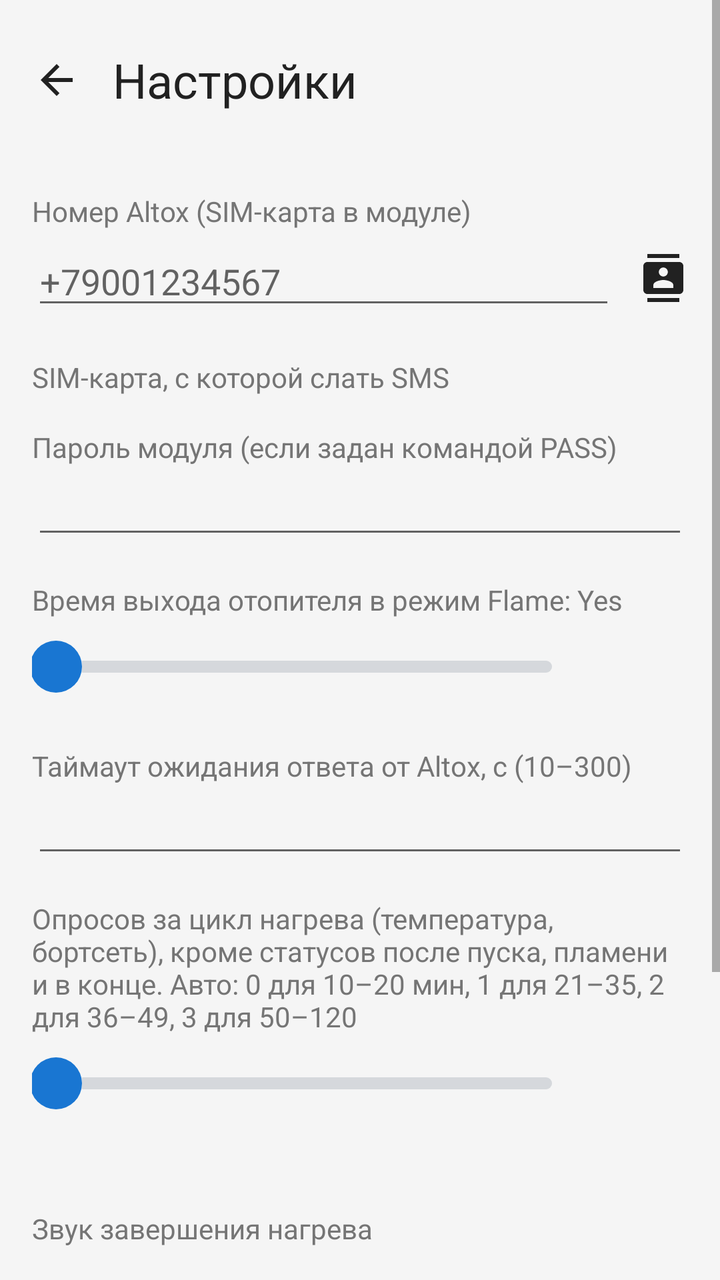
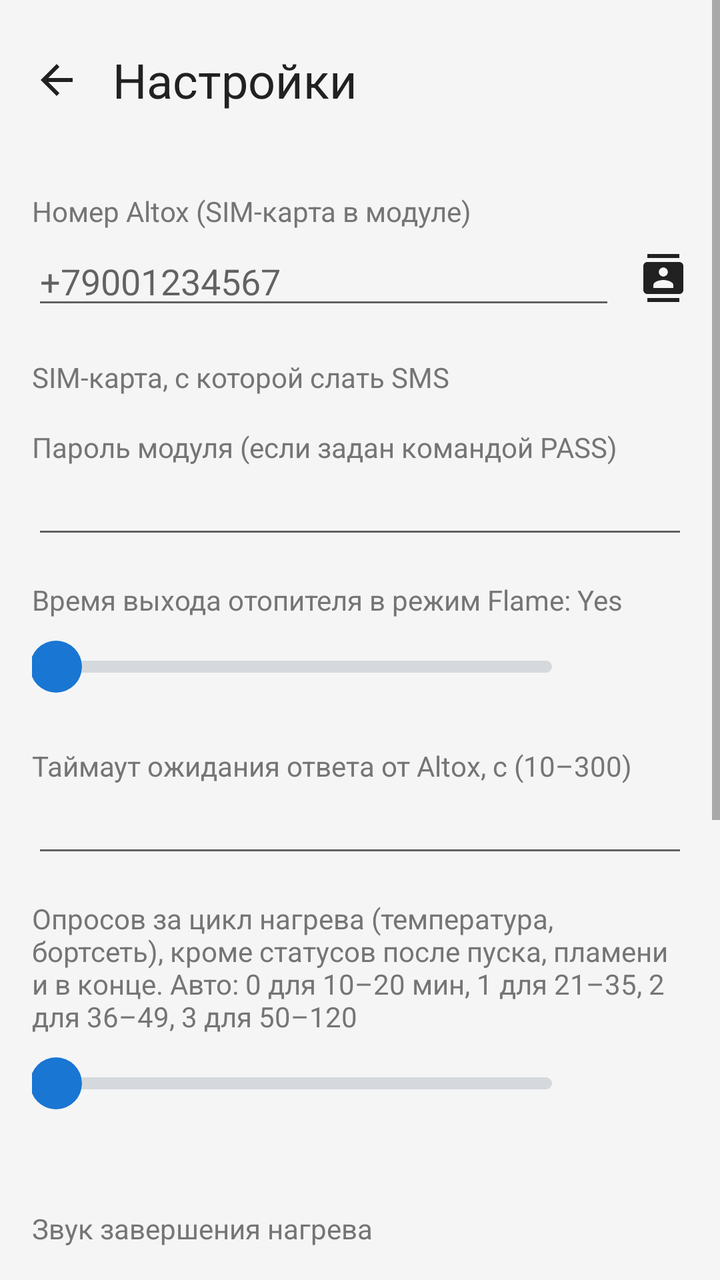

Screens rendered from an Android XML layout before and after an edit, with the pre-edit source and the edit as a unified diff.
<!-- AndroidManifest.xml: application theme AppTheme -->
<!-- res/layout/activity_settings.xml -->
<?xml version="1.0" encoding="utf-8"?>
<ScrollView xmlns:android="http://schemas.android.com/apk/res/android"
    android:layout_width="match_parent"
    android:layout_height="match_parent"
    android:fitsSystemWindows="true">

    <LinearLayout
        android:layout_width="match_parent"
        android:layout_height="wrap_content"
        android:orientation="vertical"
        android:padding="16dp">

        <LinearLayout
            android:layout_width="match_parent"
            android:layout_height="wrap_content"
            android:layout_marginBottom="16dp"
            android:gravity="center_vertical"
            android:orientation="horizontal">

            
            <ImageButton
                android:id="@+id/back"
                android:layout_width="48dp"
                android:layout_height="48dp"
                android:layout_marginStart="-12dp"
                android:background="?android:attr/selectableItemBackgroundBorderless"
                android:contentDescription="@string/back"
                android:src="@drawable/ic_back" />

            <TextView
                android:layout_width="wrap_content"
                android:layout_height="wrap_content"
                android:layout_marginStart="4dp"
                android:text="@string/settings"
                android:textColor="@color/text"
                android:textSize="24sp" />
        </LinearLayout>

        <TextView style="@style/Label" android:text="@string/phone" />

        <LinearLayout
            android:layout_width="match_parent"
            android:layout_height="wrap_content"
            android:gravity="center_vertical"
            android:orientation="horizontal">

            <EditText
                android:id="@+id/phone"
                android:layout_width="0dp"
                android:layout_height="wrap_content"
                android:layout_weight="1"
                android:hint="+79001234567"
                android:inputType="phone" />

            
            <ImageButton
                android:id="@+id/pickContact"
                android:layout_width="48dp"
                android:layout_height="48dp"
                android:layout_marginEnd="-12dp"
                android:background="?android:attr/selectableItemBackgroundBorderless"
                android:contentDescription="@string/pick_contact"
                android:src="@drawable/ic_contacts" />
        </LinearLayout>

        <TextView style="@style/Label" android:text="@string/sim" />

        <RadioGroup
            android:id="@+id/sim"
            android:layout_width="match_parent"
            android:layout_height="wrap_content" />

        <TextView style="@style/Label" android:text="@string/password" />

        <EditText
            android:id="@+id/password"
            android:layout_width="match_parent"
            android:layout_height="wrap_content"
            android:inputType="text" />

        <TextView style="@style/Label" android:text="@string/flame_delay" />

        <LinearLayout
            android:layout_width="match_parent"
            android:layout_height="wrap_content"
            android:gravity="center_vertical"
            android:orientation="horizontal">

            <SeekBar
                android:id="@+id/flameDelay"
                android:layout_width="0dp"
                android:layout_height="48dp"
                android:layout_weight="1"
                android:paddingStart="12dp"
                android:paddingEnd="12dp"
                android:progressDrawable="@drawable/slider_track"
                android:progressTint="@color/slider_tint"
                android:thumb="@drawable/slider_thumb"
                android:thumbTint="@color/slider_tint" />

            <TextView
                android:id="@+id/flameDelayLabel"
                android:layout_width="56dp"
                android:layout_height="wrap_content"
                android:gravity="end"
                android:textColor="@color/text"
                android:textSize="16sp" />
        </LinearLayout>

        <TextView style="@style/Label" android:text="@string/reply_timeout" />

        <EditText
            android:id="@+id/replyTimeout"
            android:layout_width="match_parent"
            android:layout_height="wrap_content"
            android:inputType="number"
            android:maxLength="3" />

        <TextView style="@style/Label" android:text="@string/periodic_count" />

        <LinearLayout
            android:layout_width="match_parent"
            android:layout_height="wrap_content"
            android:gravity="center_vertical"
            android:orientation="horizontal">

            <SeekBar
                android:id="@+id/periodicCount"
                android:layout_width="0dp"
                android:layout_height="48dp"
                android:layout_weight="1"
                android:paddingStart="12dp"
                android:paddingEnd="12dp"
                android:progressDrawable="@drawable/slider_track"
                android:progressTint="@color/slider_tint"
                android:thumb="@drawable/slider_thumb"
                android:thumbTint="@color/slider_tint" />

            <TextView
                android:id="@+id/periodicCountLabel"
                android:layout_width="56dp"
                android:layout_height="wrap_content"
                android:gravity="end"
                android:textColor="@color/text"
                android:textSize="16sp" />
        </LinearLayout>

        <TextView
            android:id="@+id/periodicLabel"
            style="@style/Label"
            android:layout_marginTop="4dp" />

        
        <TextView style="@style/Label" android:text="@string/finish_sound" />

        <TextView
            android:id="@+id/finishSound"
            style="@style/SoundPicker" />

        <TextView style="@style/Label" android:text="@string/error_sound" />

        <TextView
            android:id="@+id/errorSound"
            style="@style/SoundPicker" />

        <Button
            android:id="@+id/save"
            android:layout_width="match_parent"
            android:layout_height="48dp"
            android:layout_marginTop="24dp"
            android:background="@drawable/btn_primary"
            android:stateListAnimator="@null"
            android:text="@string/save"
            android:textAllCaps="false"
            android:textColor="#FFFFFF"
            android:textSize="16sp" />
    </LinearLayout>
</ScrollView>
<!-- resources referenced by this layout -->
<resources>
  <color name="text">#212121</color>
  <!-- drawable btn_primary (drawable) -->
  <?xml version="1.0" encoding="utf-8"?>
  <selector xmlns:android="http://schemas.android.com/apk/res/android">
      <item android:state_enabled="false">
          <shape><solid android:color="#B7CDE6" /><corners android:radius="24dp" /></shape>
      </item>
      <item android:state_pressed="true">
          <shape><solid android:color="#155FA8" /><corners android:radius="24dp" /></shape>
      </item>
      <item>
          <shape><solid android:color="@color/accent" /><corners android:radius="24dp" /></shape>
      </item>
  </selector>
  <!-- drawable ic_back (drawable) -->
  <?xml version="1.0" encoding="utf-8"?>
  <vector xmlns:android="http://schemas.android.com/apk/res/android"
      android:width="24dp"
      android:height="24dp"
      android:viewportWidth="24"
      android:viewportHeight="24"
      android:tint="@color/text">
      <path
          android:fillColor="#FFFFFF"
          android:pathData="M20,11H7.83l5.59,-5.59L12,4l-8,8 8,8 1.41,-1.41L7.83,13H20v-2z" />
  </vector>
  <!-- drawable slider_thumb (drawable) -->
  <?xml version="1.0" encoding="utf-8"?>
  <shape xmlns:android="http://schemas.android.com/apk/res/android" android:shape="oval">
      <solid android:color="#FFFFFF" />
      <size android:width="26dp" android:height="26dp" />
  </shape>
  <string name="back">Назад</string>
  <string name="error_sound">Звук ошибки (отопитель не выключился)</string>
  <string name="finish_sound">Звук завершения нагрева</string>
  <string name="flame_delay">Время выхода отопителя в режим Flame: Yes</string>
  <string name="password">Пароль модуля (если задан командой PASS)</string>
  <string name="periodic_count">Опросов за цикл нагрева (температура, бортсеть), кроме статусов после пуска, пламени и в конце. Авто: 0 для 10–20 мин, 1 для 21–35, 2 для 36–49, 3 для 50–120</string>
  <string name="phone">Номер Altox (SIM-карта в модуле)</string>
  <string name="pick_contact">Выбрать из контактов</string>
  <string name="reply_timeout">Таймаут ожидания ответа от Altox, с (10–300)</string>
  <string name="save">Сохранить</string>
  <string name="settings">Настройки</string>
  <string name="sim">SIM-карта, с которой слать SMS</string>
  <style name="Label">
          <item name="android:layout_width">wrap_content</item>
          <item name="android:layout_height">wrap_content</item>
          <item name="android:layout_marginTop">16dp</item>
          <item name="android:textColor">@color/text_secondary</item>
          <item name="android:textSize">14sp</item>
      </style>
  <style name="SoundPicker">
          <item name="android:layout_width">match_parent</item>
          <item name="android:layout_height">48dp</item>
          <item name="android:background">?android:attr/selectableItemBackground</item>
          <item name="android:ellipsize">end</item>
          <item name="android:gravity">center_vertical</item>
          <item name="android:maxLines">1</item>
          <item name="android:textColor">@color/accent</item>
          <item name="android:textSize">16sp</item>
      </style>
  <style name="AppTheme" parent="android:Theme.Material.Light.NoActionBar">
          <item name="android:colorPrimary">@color/accent</item>
          <item name="android:colorAccent">@color/accent</item>
          <item name="android:windowBackground">@color/background</item>
          <item name="android:statusBarColor">@color/background</item>
          <item name="android:navigationBarColor">@color/background</item>
          <item name="android:windowLightStatusBar">true</item>
      </style>
  <color name="accent">#1976D2</color>
  <color name="text_secondary">#757575</color>
  <color name="background">#F5F5F5</color>
  <!-- unchanged entries left out for length: 2 -->
</resources>

<!-- the commit's change to res/layout/activity_settings.xml (unified diff, before → after) -->
@@ -163,6 +163,27 @@
             android:id="@+id/errorSound"
             style="@style/SoundPicker" />
 
+        
+        <TextView style="@style/Label" android:text="@string/fault_codes" />
+
+        <TextView
+            android:id="@+id/faultsInfo"
+            android:layout_width="match_parent"
+            android:layout_height="wrap_content"
+            android:layout_marginTop="4dp"
+            android:textColor="@color/text"
+            android:textSize="16sp" />
+
+        <TextView
+            android:id="@+id/readFaults"
+            style="@style/SoundPicker"
+            android:text="@string/read_faults" />
+
+        <TextView
+            android:id="@+id/eraseFaults"
+            style="@style/SoundPicker"
+            android:text="@string/erase_faults" />
+
         <Button
             android:id="@+id/save"
             android:layout_width="match_parent"
<!-- resource entries referenced after the edit -->
@@ -33,13 +33,16 @@
       <size android:width="26dp" android:height="26dp" />
   </shape>
   <string name="back">Назад</string>
+  <string name="erase_faults">Стереть коды ошибок (2 SMS)</string>
   <string name="error_sound">Звук ошибки (отопитель не выключился)</string>
+  <string name="fault_codes">Коды ошибок Webasto</string>
   <string name="finish_sound">Звук завершения нагрева</string>
   <string name="flame_delay">Время выхода отопителя в режим Flame: Yes</string>
   <string name="password">Пароль модуля (если задан командой PASS)</string>
   <string name="periodic_count">Опросов за цикл нагрева (температура, бортсеть), кроме статусов после пуска, пламени и в конце. Авто: 0 для 10–20 мин, 1 для 21–35, 2 для 36–49, 3 для 50–120</string>
   <string name="phone">Номер Altox (SIM-карта в модуле)</string>
   <string name="pick_contact">Выбрать из контактов</string>
+  <string name="read_faults">Прочитать коды ошибок (1 SMS)</string>
   <string name="reply_timeout">Таймаут ожидания ответа от Altox, с (10–300)</string>
   <string name="save">Сохранить</string>
   <string name="settings">Настройки</string>
